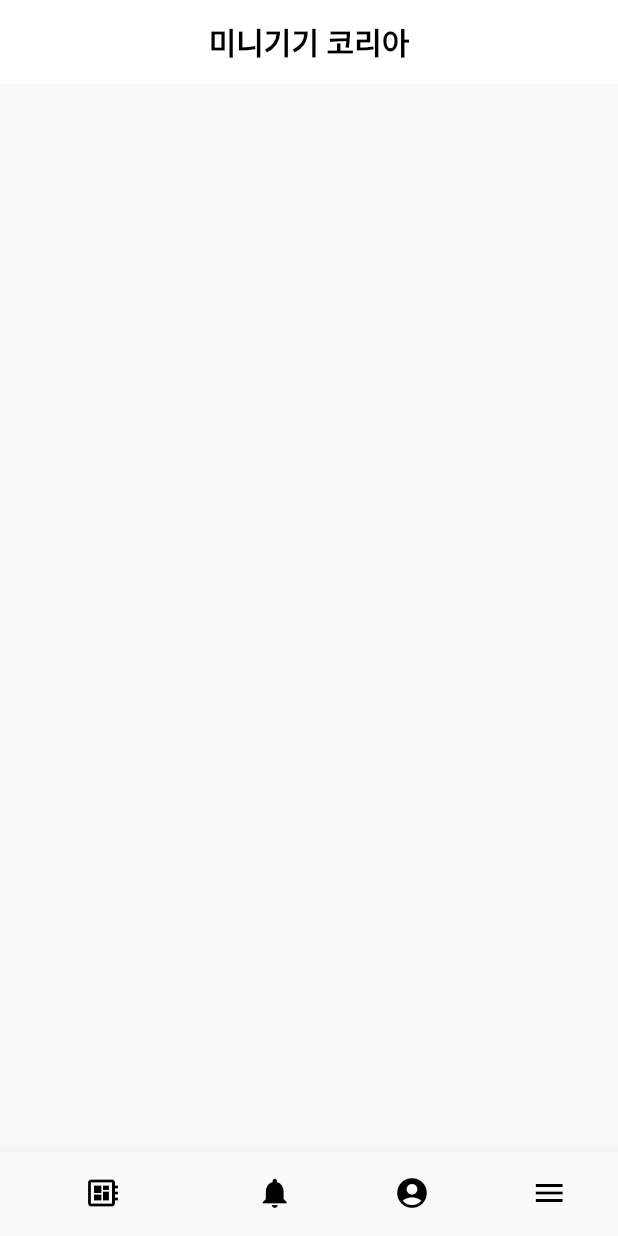
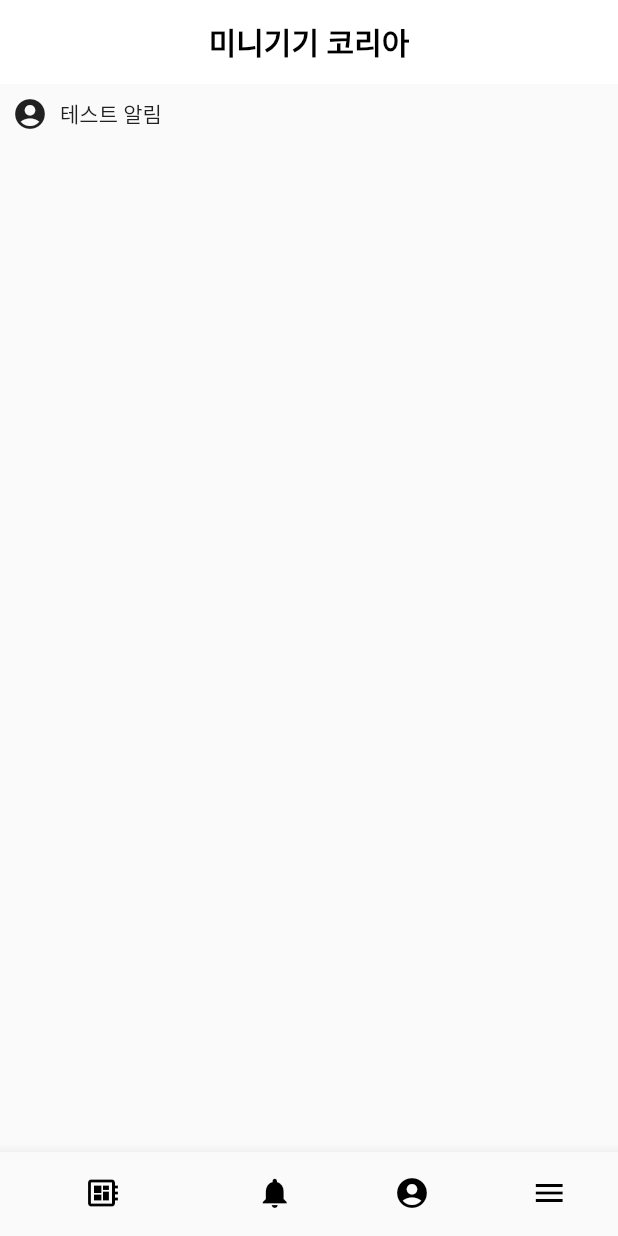
Before and after one commit to editionc18/meeco_app, a Flutter app: the screen it shows after launch, item 2 of the bottom bar chosen, on a phone screen of 412 x 824 dp. Run offline on Flutter 3.47's test engine with Material 2 defaults, Android fonts, the phone set to English and light mode, and no system bars; our stand-ins replace bloc, equatable, flutter_bloc.

Commit message:
notiitem 업데이트

```diff
--- a/lib/presentation/widgets/noti_item.dart
+++ b/lib/presentation/widgets/noti_item.dart
@@ -10,7 +10,17 @@ class _NotiItemState extends State<NotiItem> {
   Widget build(BuildContext context) {
     return Padding(
       padding: const EdgeInsets.all(8.0),
-      child: Container(),
+      child: Container(
+        child: Row(
+          children: [
+            Icon(Icons.account_circle),
+            SizedBox(
+              width: 8,
+            ),
+            Text('테스트 알림'),
+          ],
+        ),
+      ),
     );
   }
 }
```
